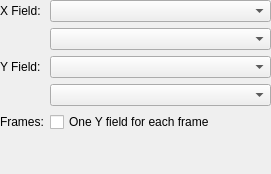
First picture: the form in src/Mod/Fem/Gui/Resources/ui/PostLineplotFieldAppEdit.ui, repository southseact-3d/fcd, before the edit.
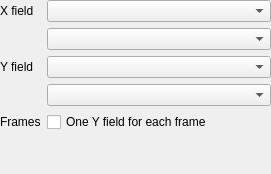
Second picture: the form after the edit.

```diff
--- a/src/Mod/Fem/Gui/Resources/ui/PostLineplotFieldAppEdit.ui
+++ b/src/Mod/Fem/Gui/Resources/ui/PostLineplotFieldAppEdit.ui
@@ -29,7 +29,7 @@
    <item row="0" column="0">
     <widget class="QLabel" name="label_2">
      <property name="text">
-      <string>X Field:</string>
+      <string>X field</string>
      </property>
     </widget>
    </item>
@@ -56,7 +56,7 @@
    <item row="2" column="0">
     <widget class="QLabel" name="label_4">
      <property name="text">
-      <string>Y Field:</string>
+      <string>Y field</string>
      </property>
     </widget>
    </item>
@@ -83,7 +83,7 @@
    <item row="4" column="0">
     <widget class="QLabel" name="label">
      <property name="text">
-      <string>Frames:</string>
+      <string>Frames</string>
      </property>
     </widget>
    </item>
```
